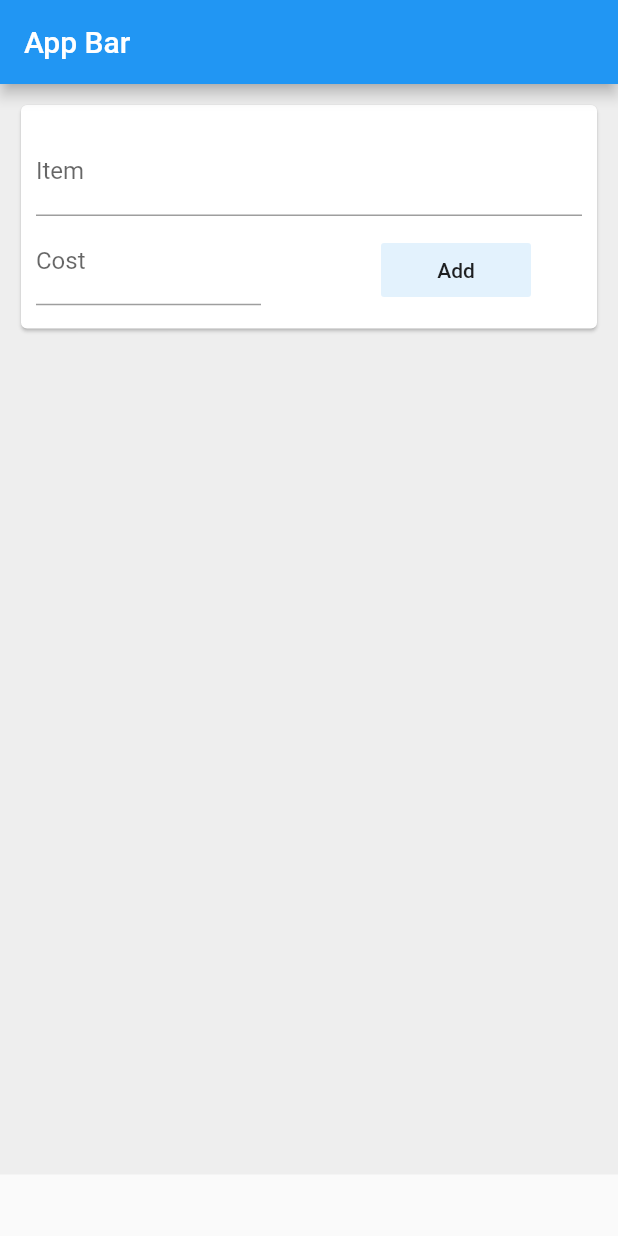
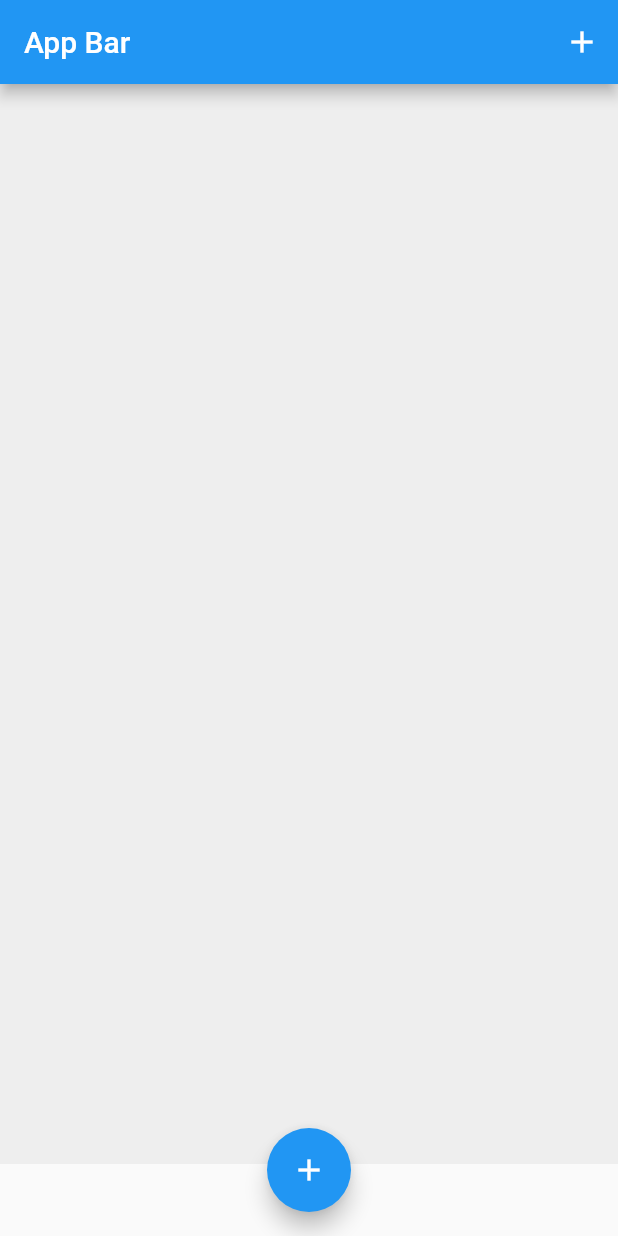
Before and after one commit to darshanraju/ExpenseAppFlutter, a Flutter app: the screen it shows after launch, on a phone screen of 412 x 824 dp. Run offline on Flutter 3.47's test engine with Material 2 defaults, Android fonts, the phone set to English and light mode, and no system bars.

Commit message:
Added floting action button to add task

```diff
--- a/lib/addTransaction.dart
+++ b/lib/addTransaction.dart
@@ -22,9 +22,11 @@ class AddTransactionState extends State<AddTransaction> {
     return Card(
       child: Container(
         padding: EdgeInsets.symmetric(horizontal: 10, vertical: 15),
+        height: 200,
         child: Column(
           children: [
-            Container(
+            Expanded(
+              child: Container(
                 child: TextField(
                   controller: titleController,
                   decoration: InputDecoration(
@@ -32,7 +34,9 @@ class AddTransactionState extends State<AddTransaction> {
                   ),
                 ),
               ),
-            Container(
+            ),
+            Expanded(
+              child: Container(
                 child: Row(
                   children: [
                     Container(
@@ -64,6 +68,7 @@ class AddTransactionState extends State<AddTransaction> {
                   ],
                 ),
               ),
+            ),
           ],
         ),
       ),
--- a/lib/homeScreen.dart
+++ b/lib/homeScreen.dart
@@ -11,6 +11,7 @@ class HomeScreen extends StatefulWidget {
 
 class HomeScreenState extends State<HomeScreen> {
   List<Transaction> transactions = [];
+  bool showAddExpenseModal = false;
 
   bool addTransaction(String newTitle, String newCost) {
     try {
@@ -48,16 +49,33 @@ class HomeScreenState extends State<HomeScreen> {
     );
   }
 
+  void startAddNewTransaction(BuildContext ctx) {
+    showModalBottomSheet(
+      context: ctx,
+      builder: (bCtx) {
+        return AddTransaction(addTransaction);
+      },
+    );
+  }
+
   @override
   Widget build(BuildContext context) {
     return Scaffold(
       appBar: AppBar(
         title: Text("App Bar"),
+        actions: [
+          IconButton(
+            icon: Icon(Icons.add),
+            onPressed: () {
+              startAddNewTransaction(context);
+            },
+          )
+        ],
       ),
       body: SingleChildScrollView(
         child: Container(
           color: Colors.grey[200],
-            height: 727,
+          height: 720,
           child: Column(
             children: <Widget>[
               Container(
@@ -65,7 +83,6 @@ class HomeScreenState extends State<HomeScreen> {
                 padding: EdgeInsets.symmetric(horizontal: 10, vertical: 10),
                 child: Column(
                   children: [
-                      AddTransaction(addTransaction),
                     Container(
                       height: 550,
                       child: ListView.builder(
@@ -77,13 +94,21 @@ class HomeScreenState extends State<HomeScreen> {
                         },
                         itemCount: transactions.length,
                       ),
-                      )
+                    ),
                   ],
                 ),
               ),
             ],
           ),
         ),
-        ));
+      ),
+      floatingActionButton: FloatingActionButton(
+        child: showAddExpenseModal ? Icon(Icons.remove) : Icon(Icons.add),
+        onPressed: () {
+          startAddNewTransaction(context);
+        },
+      ),
+      floatingActionButtonLocation: FloatingActionButtonLocation.centerFloat,
+    );
   }
 }
```
Lines whose indentation alone changed are shown as unchanged.
